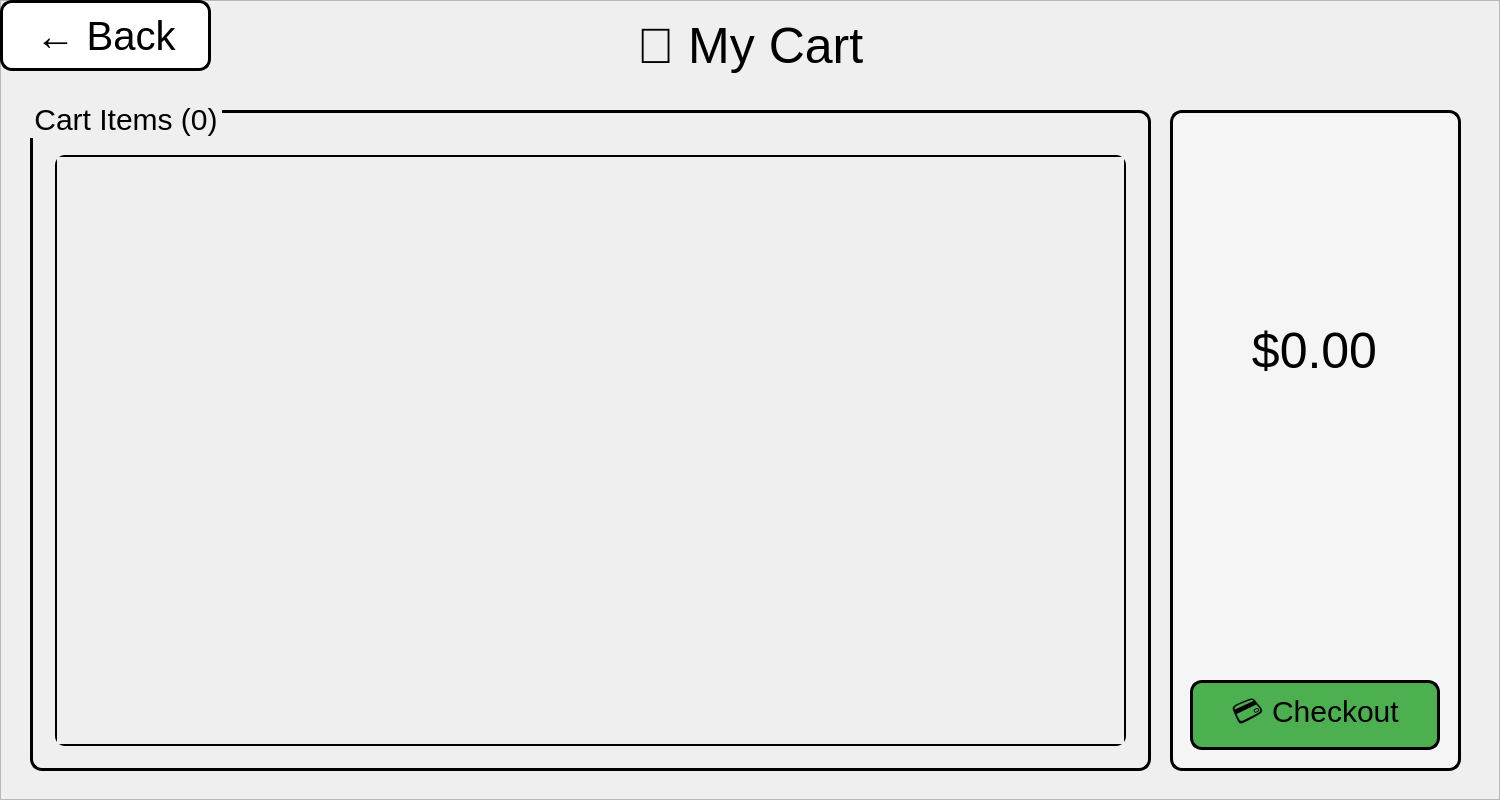
Before: the Qt Designer form BookClubProject/Users/cartwindow.ui in mohammadshirizadeh-sudo/book-club, drawn with Qt 5.
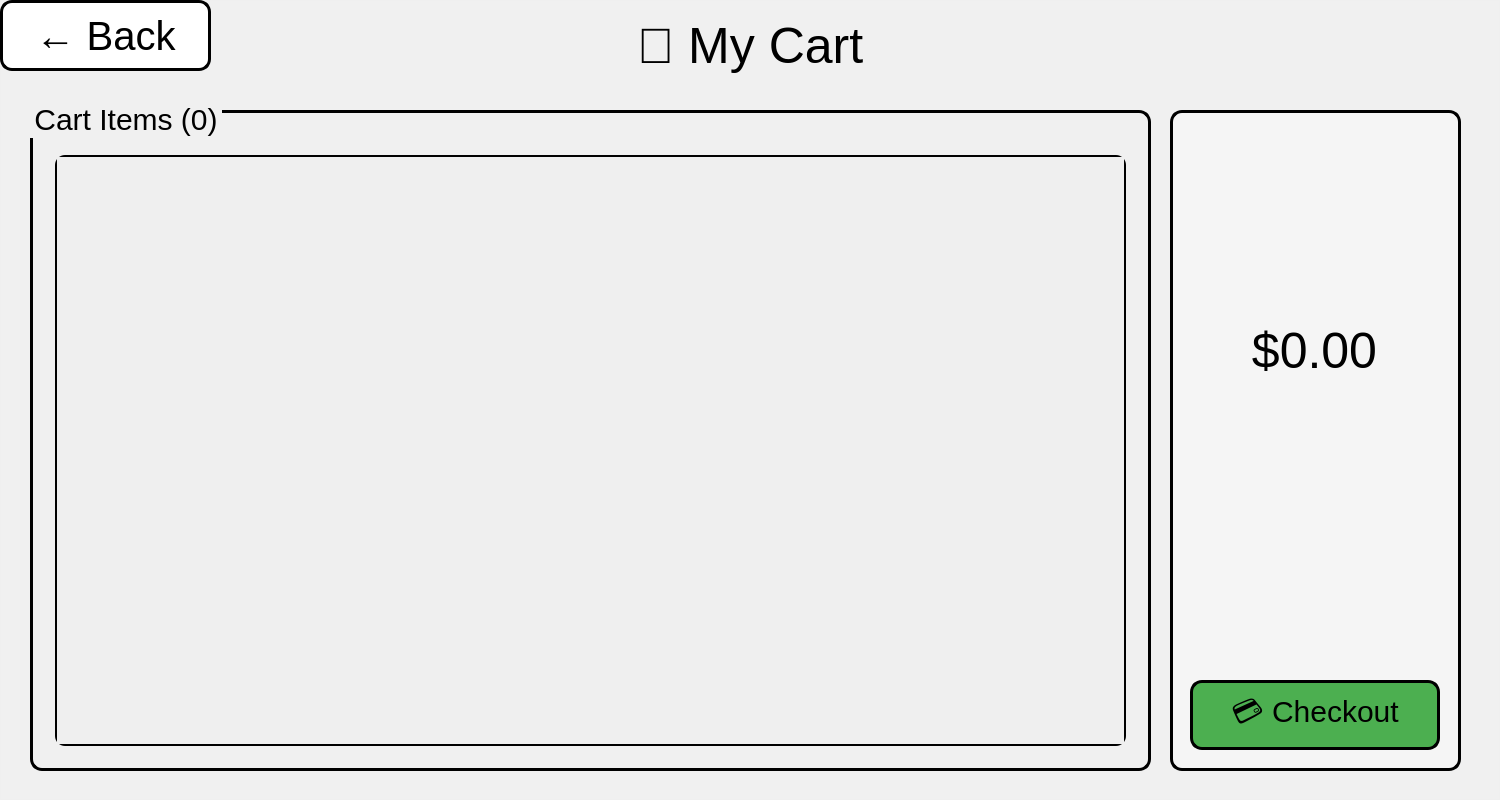
After: the same form once the commit is applied. Icons and pictures are not drawn.

```diff
--- a/BookClubProject/Users/cartwindow.ui
+++ b/BookClubProject/Users/cartwindow.ui
@@ -27,7 +27,10 @@
      </rect>
     </property>
     <property name="styleSheet">
-     <string notr="true"/>
+     <string notr="true">QFrame {
+	background-color: rgba(255,255,255,10);
+}
+</string>
     </property>
     <property name="frameShape">
      <enum>QFrame::Shape::StyledPanel</enum>
```
